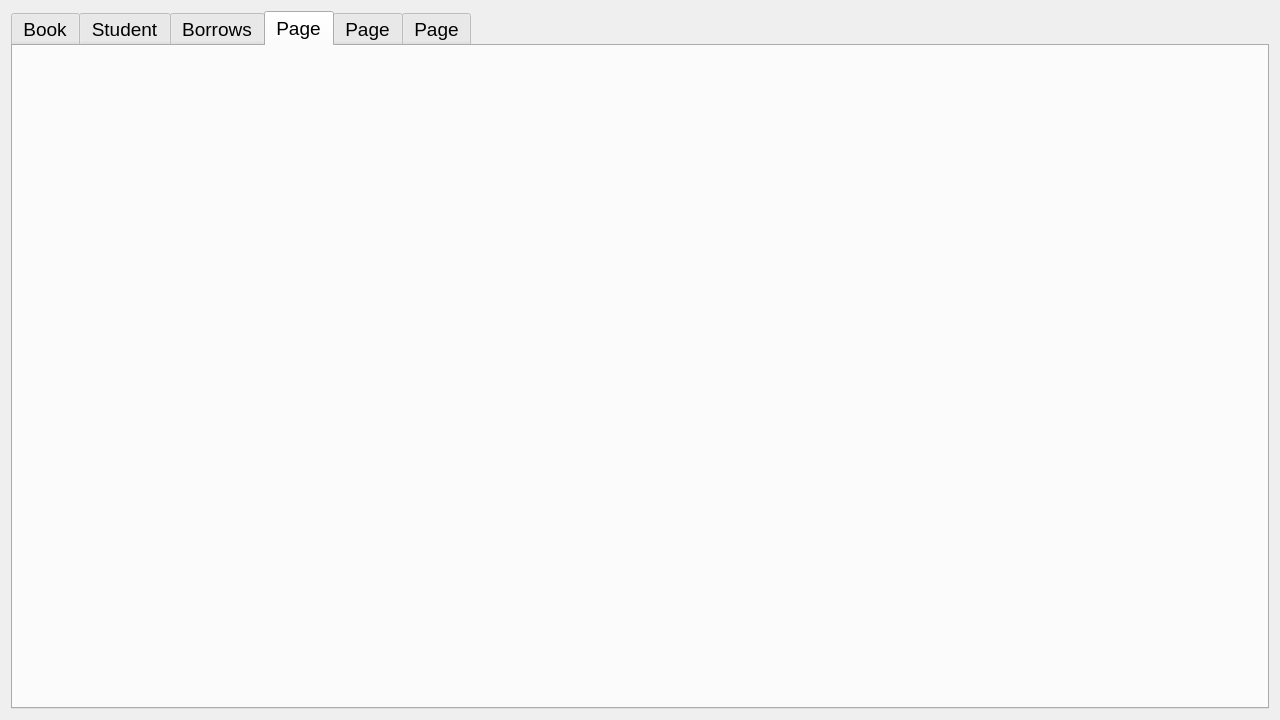
Above: C3_S1/Databases/Database3/tables.ui from Vinnarde/University before the change. Below: the same form after it.
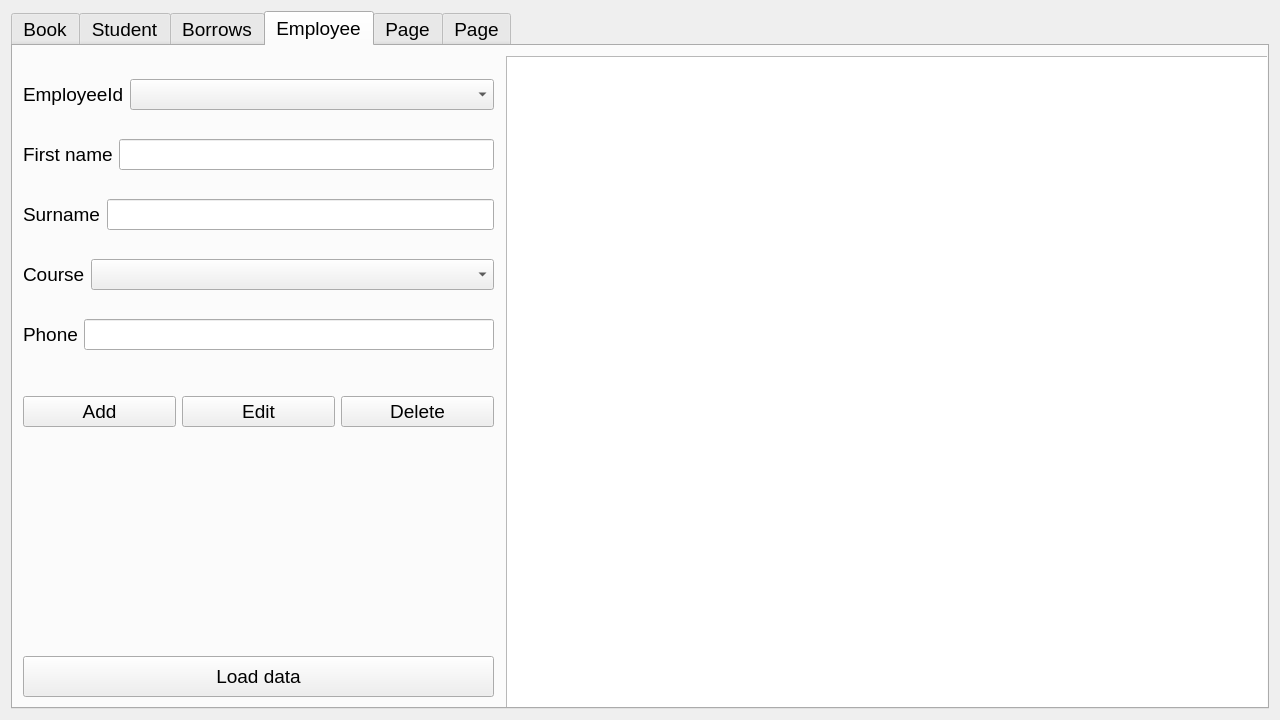
That is the form after the change. The open tabs and pages were chosen to show the change.

```diff
--- a/C3_S1/Databases/Database3/tables.ui
+++ b/C3_S1/Databases/Database3/tables.ui
@@ -655,8 +655,168 @@
      </widget>
      <widget class="QWidget" name="tab_13">
       <attribute name="title">
-       <string>Page</string>
+       <string>Employee</string>
       </attribute>
+      <widget class="QPushButton" name="pushButtonStudentLoadData_4">
+       <property name="geometry">
+        <rect>
+         <x>10</x>
+         <y>610</y>
+         <width>471</width>
+         <height>41</height>
+        </rect>
+       </property>
+       <property name="font">
+        <font>
+         <pointsize>14</pointsize>
+        </font>
+       </property>
+       <property name="text">
+        <string>Load data</string>
+       </property>
+      </widget>
+      <widget class="QTableView" name="tableViewStudents_4">
+       <property name="geometry">
+        <rect>
+         <x>493</x>
+         <y>10</y>
+         <width>771</width>
+         <height>661</height>
+        </rect>
+       </property>
+       <property name="autoFillBackground">
+        <bool>true</bool>
+       </property>
+      </widget>
+      <widget class="QWidget" name="layoutWidget_12">
+       <property name="geometry">
+        <rect>
+         <x>10</x>
+         <y>340</y>
+         <width>471</width>
+         <height>51</height>
+        </rect>
+       </property>
+       <layout class="QHBoxLayout" name="horizontalLayout_57">
+        <item>
+         <widget class="QPushButton" name="pushButtonStudentAdd_4">
+          <property name="text">
+           <string>Add</string>
+          </property>
+         </widget>
+        </item>
+        <item>
+         <widget class="QPushButton" name="pushButtonStudentEdit_4">
+          <property name="text">
+           <string>Edit</string>
+          </property>
+         </widget>
+        </item>
+        <item>
+         <widget class="QPushButton" name="pushButtonStudentDelete_4">
+          <property name="text">
+           <string>Delete</string>
+          </property>
+         </widget>
+        </item>
+       </layout>
+      </widget>
+      <widget class="QWidget" name="layoutWidget_13">
+       <property name="geometry">
+        <rect>
+         <x>10</x>
+         <y>10</y>
+         <width>471</width>
+         <height>321</height>
+        </rect>
+       </property>
+       <layout class="QVBoxLayout" name="verticalLayout_8">
+        <item>
+         <layout class="QHBoxLayout" name="horizontalLayout_58">
+          <item>
+           <widget class="QLabel" name="labelStudentStudentId_4">
+            <property name="text">
+             <string>EmployeeId</string>
+            </property>
+           </widget>
+          </item>
+          <item>
+           <widget class="QComboBox" name="comboBoxStudentStudentId_4">
+            <property name="sizePolicy">
+             <sizepolicy hsizetype="Expanding" vsizetype="Fixed">
+              <horstretch>0</horstretch>
+              <verstretch>0</verstretch>
+             </sizepolicy>
+            </property>
+           </widget>
+          </item>
+         </layout>
+        </item>
+        <item>
+         <layout class="QHBoxLayout" name="horizontalLayout_59">
+          <item>
+           <widget class="QLabel" name="labelStudentFirstName_4">
+            <property name="text">
+             <string>First name</string>
+            </property>
+           </widget>
+          </item>
+          <item>
+           <widget class="QLineEdit" name="lineEditStudentFirstName_4"/>
+          </item>
+         </layout>
+        </item>
+        <item>
+         <layout class="QHBoxLayout" name="horizontalLayout_60">
+          <item>
+           <widget class="QLabel" name="labelStudentSurname_4">
+            <property name="text">
+             <string>Surname</string>
+            </property>
+           </widget>
+          </item>
+          <item>
+           <widget class="QLineEdit" name="lineEditStudentSurname_4"/>
+          </item>
+         </layout>
+        </item>
+        <item>
+         <layout class="QHBoxLayout" name="horizontalLayout_61">
+          <item>
+           <widget class="QLabel" name="labelStudentCourse_4">
+            <property name="text">
+             <string>Course</string>
+            </property>
+           </widget>
+          </item>
+          <item>
+           <widget class="QComboBox" name="comboBoxStudentCourse_4">
+            <property name="sizePolicy">
+             <sizepolicy hsizetype="Expanding" vsizetype="Fixed">
+              <horstretch>0</horstretch>
+              <verstretch>0</verstretch>
+             </sizepolicy>
+            </property>
+           </widget>
+          </item>
+         </layout>
+        </item>
+        <item>
+         <layout class="QHBoxLayout" name="horizontalLayout_62">
+          <item>
+           <widget class="QLabel" name="labelStudentPhone_4">
+            <property name="text">
+             <string>Phone</string>
+            </property>
+           </widget>
+          </item>
+          <item>
+           <widget class="QLineEdit" name="lineEditStudentPhone_4"/>
+          </item>
+         </layout>
+        </item>
+       </layout>
+      </widget>
      </widget>
      <widget class="QWidget" name="tab_14">
       <attribute name="title">
```
Left out of the diff: 2 changed lines with no effect on the pictures.
